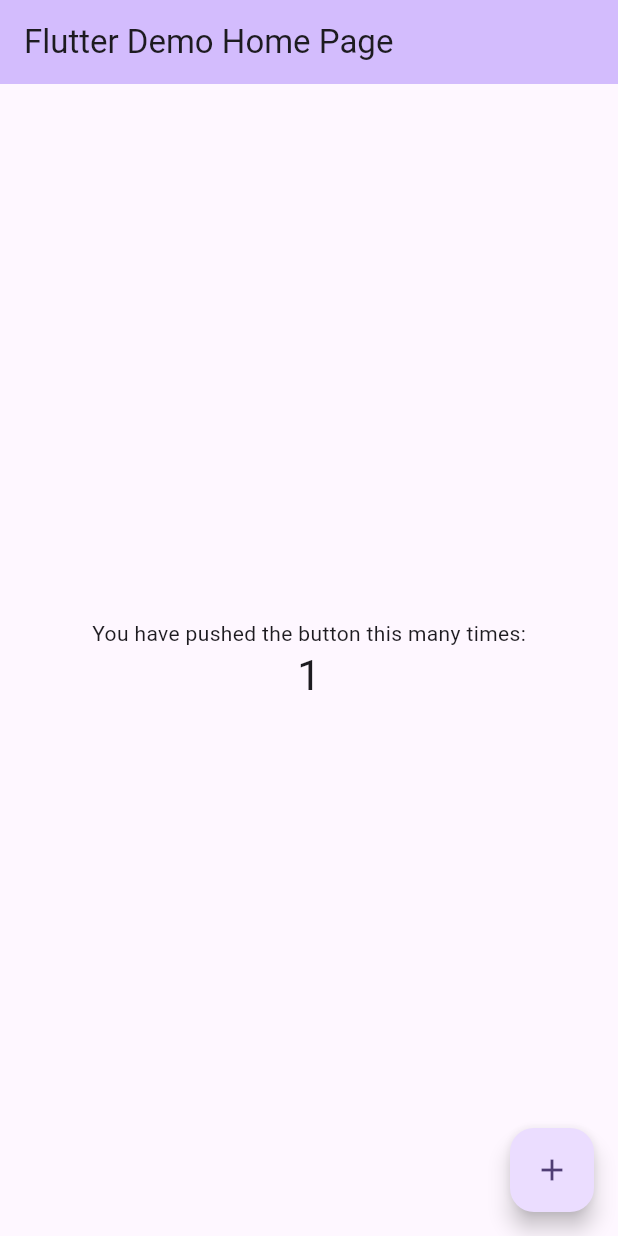
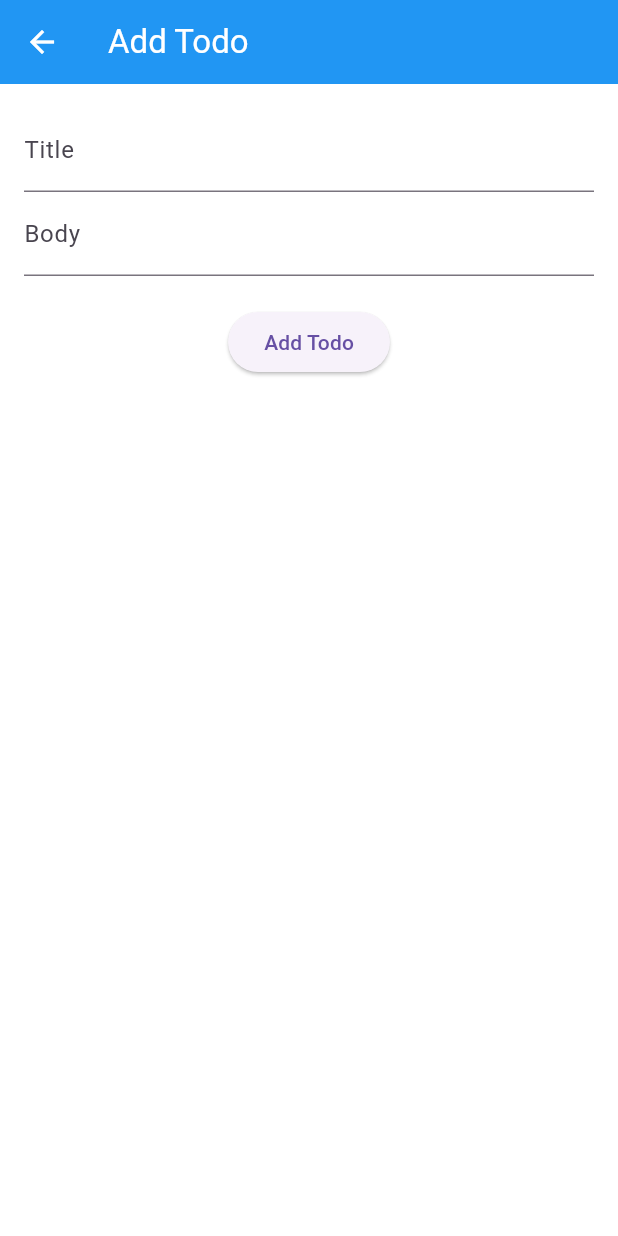
Before and after one commit to joelwanjohi/Todo, a Flutter app: the screen it shows after launch, after a tap on the "add" icon, on a phone screen of 412 x 824 dp. Run offline on Flutter 3.47's test engine with Material 3 defaults, Android fonts, the phone set to English and light mode, and no system bars; network calls fail.

```diff
--- a/lib/main.dart
+++ b/lib/main.dart
@@ -1,125 +1,43 @@
 import 'package:flutter/material.dart';
+import 'screens/home_screen.dart';
 
 void main() {
-  runApp(const MyApp());
+  runApp(MyApp());
 }
 
 class MyApp extends StatelessWidget {
-  const MyApp({super.key});
-
-  // This widget is the root of your application.
   @override
   Widget build(BuildContext context) {
     return MaterialApp(
-      title: 'Flutter Demo',
+      title: 'Todo App',
       theme: ThemeData(
-        // This is the theme of your application.
-        //
-        // TRY THIS: Try running your application with "flutter run". You'll see
-        // the application has a purple toolbar. Then, without quitting the app,
-        // try changing the seedColor in the colorScheme below to Colors.green
-        // and then invoke "hot reload" (save your changes or press the "hot
-        // reload" button in a Flutter-supported IDE, or press "r" if you used
-        // the command line to start the app).
-        //
-        // Notice that the counter didn't reset back to zero; the application
-        // state is not lost during the reload. To reset the state, use hot
-        // restart instead.
-        //
-        // This works for code too, not just values: Most code changes can be
-        // tested with just a hot reload.
-        colorScheme: ColorScheme.fromSeed(seedColor: Colors.deepPurple),
-        useMaterial3: true,
+        brightness: Brightness.light,
+        primarySwatch: Colors.blue,
+        scaffoldBackgroundColor: Colors.white,
+        appBarTheme: AppBarTheme(
+          backgroundColor: Colors.blue,
+          foregroundColor: Colors.white,
+        ),
+        textTheme: TextTheme(
+          bodyLarge: TextStyle(color: Colors.black87),
+          bodyMedium: TextStyle(color: Colors.black87),
+        ),
       ),
-      home: const MyHomePage(title: 'Flutter Demo Home Page'),
+      darkTheme: ThemeData(
+        brightness: Brightness.dark,
+        primarySwatch: Colors.blue,
+        scaffoldBackgroundColor: Colors.grey[900],
+        appBarTheme: AppBarTheme(
+          backgroundColor: Colors.blue,
+          foregroundColor: Colors.white,
+        ),
+        textTheme: TextTheme(
+          bodyLarge: TextStyle(color: Colors.white70),
+          bodyMedium: TextStyle(color: Colors.white70),
+        ),
+      ),
+      themeMode: ThemeMode.system, // This will use the device's theme settings
+      home: HomeScreen(),
     );
   }
 }
-
-class MyHomePage extends StatefulWidget {
-  const MyHomePage({super.key, required this.title});
-
-  // This widget is the home page of your application. It is stateful, meaning
-  // that it has a State object (defined below) that contains fields that affect
-  // how it looks.
-
-  // This class is the configuration for the state. It holds the values (in this
-  // case the title) provided by the parent (in this case the App widget) and
-  // used by the build method of the State. Fields in a Widget subclass are
-  // always marked "final".
-
-  final String title;
-
-  @override
-  State<MyHomePage> createState() => _MyHomePageState();
-}
-
-class _MyHomePageState extends State<MyHomePage> {
-  int _counter = 0;
-
-  void _incrementCounter() {
-    setState(() {
-      // This call to setState tells the Flutter framework that something has
-      // changed in this State, which causes it to rerun the build method below
-      // so that the display can reflect the updated values. If we changed
-      // _counter without calling setState(), then the build method would not be
-      // called again, and so nothing would appear to happen.
-      _counter++;
-    });
-  }
-
-  @override
-  Widget build(BuildContext context) {
-    // This method is rerun every time setState is called, for instance as done
-    // by the _incrementCounter method above.
-    //
-    // The Flutter framework has been optimized to make rerunning build methods
-    // fast, so that you can just rebuild anything that needs updating rather
-    // than having to individually change instances of widgets.
-    return Scaffold(
-      appBar: AppBar(
-        // TRY THIS: Try changing the color here to a specific color (to
-        // Colors.amber, perhaps?) and trigger a hot reload to see the AppBar
-        // change color while the other colors stay the same.
-        backgroundColor: Theme.of(context).colorScheme.inversePrimary,
-        // Here we take the value from the MyHomePage object that was created by
-        // the App.build method, and use it to set our appbar title.
-        title: Text(widget.title),
-      ),
-      body: Center(
-        // Center is a layout widget. It takes a single child and positions it
-        // in the middle of the parent.
-        child: Column(
-          // Column is also a layout widget. It takes a list of children and
-          // arranges them vertically. By default, it sizes itself to fit its
-          // children horizontally, and tries to be as tall as its parent.
-          //
-          // Column has various properties to control how it sizes itself and
-          // how it positions its children. Here we use mainAxisAlignment to
-          // center the children vertically; the main axis here is the vertical
-          // axis because Columns are vertical (the cross axis would be
-          // horizontal).
-          //
-          // TRY THIS: Invoke "debug painting" (choose the "Toggle Debug Paint"
-          // action in the IDE, or press "p" in the console), to see the
-          // wireframe for each widget.
-          mainAxisAlignment: MainAxisAlignment.center,
-          children: <Widget>[
-            const Text(
-              'You have pushed the button this many times:',
-            ),
-            Text(
-              '$_counter',
-              style: Theme.of(context).textTheme.headlineMedium,
-            ),
-          ],
-        ),
-      ),
-      floatingActionButton: FloatingActionButton(
-        onPressed: _incrementCounter,
-        tooltip: 'Increment',
-        child: const Icon(Icons.add),
-      ), // This trailing comma makes auto-formatting nicer for build methods.
-    );
-  }
-}
--- a/lib/models/todo.dart
+++ b/lib/models/todo.dart
@@ -0,0 +1,30 @@
+class Todo {
+  final String id;
+  final String title;
+  final String body;
+  final bool completed;
+
+  Todo({
+    required this.id,
+    required this.title,
+    required this.body,
+    required this.completed,
+  });
+
+  factory Todo.fromJson(Map<String, dynamic> json) {
+    return Todo(
+      id: json['_id'],
+      title: json['title'],
+      body: json['body'],
+      completed: json['completed'] ?? false,
+    );
+  }
+
+  Map<String, dynamic> toJson() {
+    return {
+      'title': title,
+      'body': body,
+      'completed': completed,
+    };
+  }
+}
--- a/lib/screens/add_todo_screen.dart
+++ b/lib/screens/add_todo_screen.dart
@@ -0,0 +1,56 @@
+import 'package:flutter/material.dart';
+import '../services/todo_service.dart';
+import '../models/todo.dart';
+
+class AddTodoScreen extends StatelessWidget {
+  final TextEditingController _titleController = TextEditingController();
+  final TextEditingController _bodyController = TextEditingController();
+  final TodoService _todoService = TodoService();
+
+  @override
+  Widget build(BuildContext context) {
+    return Scaffold(
+      appBar: AppBar(
+        title: Text('Add Todo'),
+      ),
+      body: Padding(
+        padding: EdgeInsets.all(16.0),
+        child: Column(
+          children: [
+            TextField(
+              controller: _titleController,
+              decoration: InputDecoration(labelText: 'Title'),
+            ),
+            TextField(
+              controller: _bodyController,
+              decoration: InputDecoration(labelText: 'Body'),
+            ),
+            SizedBox(height: 20),
+            ElevatedButton(
+              onPressed: () async {
+                final todo = Todo(
+                  id: '', // The ID will be set by the server
+                  title: _titleController.text,
+                  body: _bodyController.text,
+                  completed: false,
+                );
+                try {
+                  await _todoService.addTodo(todo);
+                  ScaffoldMessenger.of(context).showSnackBar(
+                    SnackBar(content: Text('Todo added successfully')),
+                  );
+                  Navigator.pop(context);
+                } catch (e) {
+                  ScaffoldMessenger.of(context).showSnackBar(
+                    SnackBar(content: Text('Failed to add todo: ${e.toString()}')),
+                  );
+                }
+              },
+              child: Text('Add Todo'),
+            ),
+          ],
+        ),
+      ),
+    );
+  }
+}
--- a/lib/screens/home_screen.dart
+++ b/lib/screens/home_screen.dart
@@ -0,0 +1,117 @@
+import 'package:flutter/material.dart';
+import '../services/todo_service.dart';
+import '../models/todo.dart';
+import 'add_todo_screen.dart';
+import 'update_todo_screen.dart';
+
+class HomeScreen extends StatefulWidget {
+  @override
+  _HomeScreenState createState() => _HomeScreenState();
+}
+
+class _HomeScreenState extends State<HomeScreen> {
+  final TodoService _todoService = TodoService();
+  late Future<List<Todo>> _todos;
+
+  @override
+  void initState() {
+    super.initState();
+    _todos = _todoService.getTodos();
+  }
+
+  void _toggleCompleted(Todo todo) {
+    Todo updatedTodo = Todo(
+      id: todo.id,
+      title: todo.title,
+      body: todo.body,
+      completed: !todo.completed,
+    );
+    _todoService.updateTodo(todo.id, updatedTodo).then((_) {
+      setState(() {
+        _todos = _todoService.getTodos();
+      });
+    });
+  }
+
+  @override
+  Widget build(BuildContext context) {
+    return Scaffold(
+      appBar: AppBar(
+        title: Text('Todo List'),
+      ),
+      body: FutureBuilder<List<Todo>>(
+        future: _todos,
+        builder: (context, snapshot) {
+          if (snapshot.connectionState == ConnectionState.waiting) {
+            return Center(child: CircularProgressIndicator());
+          } else if (snapshot.hasError) {
+            return Center(child: Text('Error: ${snapshot.error}'));
+          } else if (!snapshot.hasData || snapshot.data!.isEmpty) {
+            return Center(child: Text('No todos available.'));
+          }
+
+          final todos = snapshot.data!;
+
+          return ListView.builder(
+            itemCount: todos.length,
+            itemBuilder: (context, index) {
+              final todo = todos[index];
+              return ListTile(
+                title: Text(todo.title),
+                subtitle: Text(todo.body),
+                trailing: Row(
+                  mainAxisSize: MainAxisSize.min,
+                  children: [
+                    Checkbox(
+                      value: todo.completed,
+                      onChanged: (value) {
+                        _toggleCompleted(todo);
+                      },
+                    ),
+                    IconButton(
+                      icon: Icon(Icons.delete),
+                      onPressed: () {
+                        _todoService.deleteTodo(todo.id).then((_) {
+                          setState(() {
+                            _todos = _todoService.getTodos();
+                          });
+                        });
+                      },
+                    ),
+                  ],
+                ),
+                onTap: () {
+                  Navigator.push(
+                    context,
+                    MaterialPageRoute(
+                      builder: (context) => UpdateTodoScreen(todo: todo),
+                    ),
+                  ).then((_) {
+                    setState(() {
+                      _todos = _todoService.getTodos();
+                    });
+                  });
+                },
+              );
+            },
+          );
+        },
+      ),
+      floatingActionButton: FloatingActionButton(
+        child: Icon(Icons.add),
+        onPressed: () {
+          Navigator.push(
+            context,
+            MaterialPageRoute(
+              builder: (context) => AddTodoScreen(),
+            ),
+          ).then((_) {
+            setState(() {
+              _todos = _todoService.getTodos();
+            });
+          });
+        },
+      ),
+    );
+  }
+}
--- a/lib/screens/update_todo_screen.dart
+++ b/lib/screens/update_todo_screen.dart
@@ -0,0 +1,53 @@
+import 'package:flutter/material.dart';
+import '../services/todo_service.dart';
+import '../models/todo.dart';
+
+class UpdateTodoScreen extends StatelessWidget {
+  final Todo todo;
+  final TextEditingController _titleController;
+  final TextEditingController _bodyController;
+  final TodoService _todoService = TodoService();
+
+  UpdateTodoScreen({required this.todo})
+      : _titleController = TextEditingController(text: todo.title),
+        _bodyController = TextEditingController(text: todo.body);
+
+  @override
+  Widget build(BuildContext context) {
+    return Scaffold(
+      appBar: AppBar(
+        title: Text('Update Todo'),
+      ),
+      body: Padding(
+        padding: EdgeInsets.all(16.0),
+        child: Column(
+          children: [
+            TextField(
+              controller: _titleController,
+              decoration: InputDecoration(labelText: 'Title'),
+            ),
+            TextField(
+              controller: _bodyController,
+              decoration: InputDecoration(labelText: 'Body'),
+            ),
+            SizedBox(height: 20),
+            ElevatedButton(
+              onPressed: () {
+                final updatedTodo = Todo(
+                  id: todo.id,
+                  title: _titleController.text,
+                  body: _bodyController.text,
+                  completed: todo.completed,
+                );
+                _todoService.updateTodo(todo.id, updatedTodo).then((_) {
+                  Navigator.pop(context);
+                });
+              },
+              child: Text('Update Todo'),
+            ),
+          ],
+        ),
+      ),
+    );
+  }
+}
--- a/lib/services/todo_service.dart
+++ b/lib/services/todo_service.dart
@@ -0,0 +1,48 @@
+import 'dart:convert';
+import 'package:http/http.dart' as http;
+import '../models/todo.dart';
+
+class TodoService {
+  final String baseUrl = 'http://10.0.2.2:3000/todos'; // Use your API base URL
+
+  Future<List<Todo>> getTodos() async {
+    final response = await http.get(Uri.parse(baseUrl));
+    if (response.statusCode == 200) {
+      List<dynamic> body = jsonDecode(response.body);
+      return body.map((json) => Todo.fromJson(json)).toList();
+    } else {
+      throw Exception('Failed to load todos');
+    }
+  }
+
+  Future<Todo> addTodo(Todo todo) async {
+    final response = await http.post(
+      Uri.parse(baseUrl),
+      headers: {"Content-Type": "application/json"},
+      body: jsonEncode(todo.toJson()),
+    );
+    if (response.statusCode == 201) {
+      return Todo.fromJson(jsonDecode(response.body));
+    } else {
+      throw Exception('Failed to create todo');
+    }
+  }
+
+  Future<void> updateTodo(String id, Todo todo) async {
+    final response = await http.put(
+      Uri.parse('$baseUrl/$id'),
+      headers: {"Content-Type": "application/json"},
+      body: jsonEncode(todo.toJson()),
+    );
+    if (response.statusCode != 200) {
+      throw Exception('Failed to update todo');
+    }
+  }
+
+  Future<void> deleteTodo(String id) async {
+    final response = await http.delete(Uri.parse('$baseUrl/$id'));
+    if (response.statusCode != 200) {
+      throw Exception('Failed to delete todo');
+    }
+  }
+}
```
Also changed, not shown: 1 other file.
